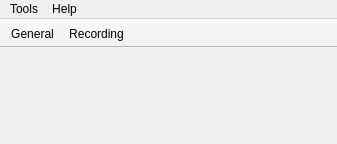
Before: the Qt Designer form prefswindow.ui in domoritz/drummy, drawn with Qt 5.
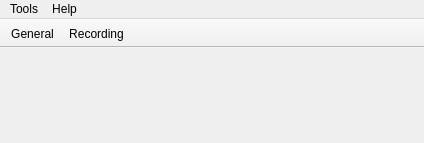
After: the same form once the commit is applied. Icons and pictures are not drawn. Custom widgets are drawn as their Qt base class.

```diff
--- a/prefswindow.ui
+++ b/prefswindow.ui
@@ -9,8 +9,8 @@
    <rect>
     <x>0</x>
     <y>0</y>
-    <width>337</width>
-    <height>144</height>
+    <width>424</width>
+    <height>143</height>
    </rect>
   </property>
   <property name="windowTitle">
@@ -34,7 +34,7 @@
     <rect>
      <x>0</x>
      <y>0</y>
-     <width>337</width>
+     <width>424</width>
      <height>22</height>
     </rect>
    </property>
```
